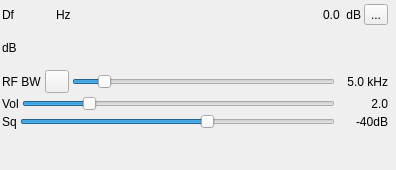
The window that plugins/channelrx/demodam/amdemodgui.ui (f4exb/sdrangel) describes before a commit, drawn with Qt 5.
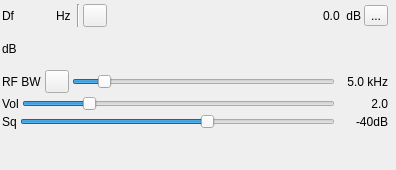
The same window after the commit. Icons and pictures are not drawn. Custom widgets are drawn as their Qt base class.

The edit to the form file:
```diff
--- a/plugins/channelrx/demodam/amdemodgui.ui
+++ b/plugins/channelrx/demodam/amdemodgui.ui
@@ -129,6 +129,31 @@
           </property>
          </widget>
         </item>
+        <item>
+         <widget class="Line" name="line">
+          <property name="orientation">
+           <enum>Qt::Vertical</enum>
+          </property>
+         </widget>
+        </item>
+        <item>
+         <widget class="QToolButton" name="pll">
+          <property name="toolTip">
+           <string>PLL for synchronous AM</string>
+          </property>
+          <property name="text">
+           <string/>
+          </property>
+          <property name="icon">
+           <iconset resource="../../../sdrgui/resources/res.qrc">
+            <normaloff>:/unlocked.png</normaloff>
+            <normalon>:/locked.png</normalon>:/unlocked.png</iconset>
+          </property>
+          <property name="checkable">
+           <bool>true</bool>
+          </property>
+         </widget>
+        </item>
         <item>
          <spacer name="horizontalSpacer">
           <property name="orientation">
```
